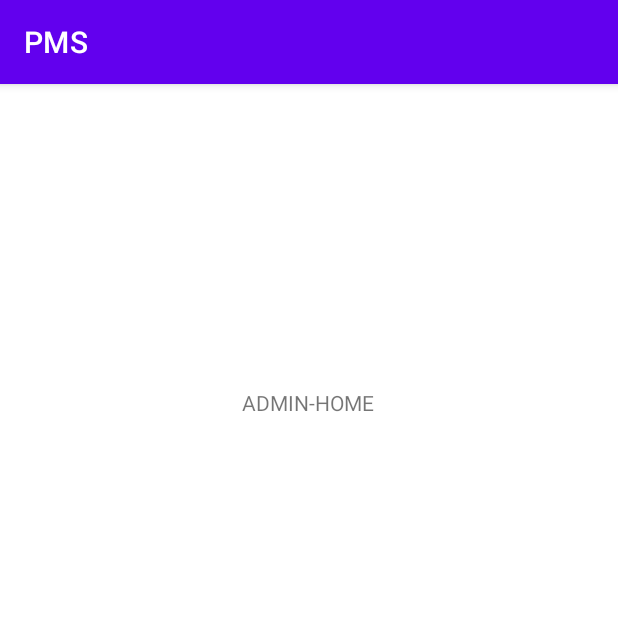
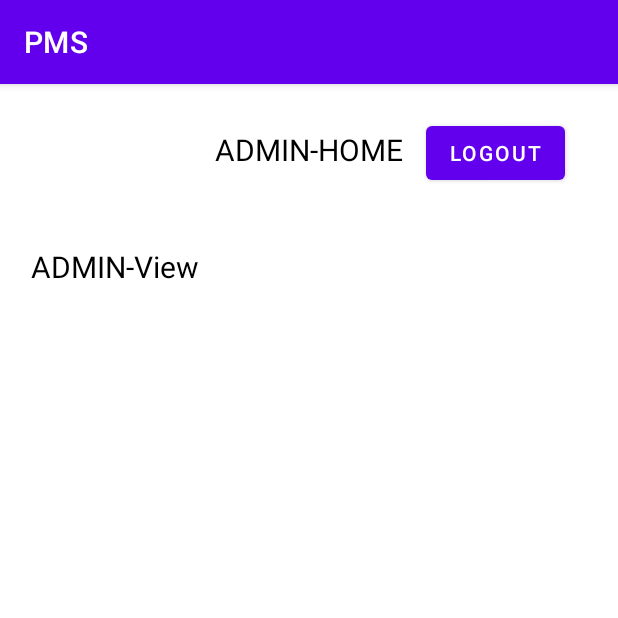
Before and after one commit to KanchanaSW/pharmacyV3-main, an Android app: the MainActivityAdmin screen opened directly, with no data from a screen before it, on a phone screen of 412 x 824 dp, the top half of it. Run offline under Robolectric (Android 15) with nearby library versions, the phone set to English and light mode, and no system bars.

Commit message:
admin & user homepages done

```diff
--- a/app/src/main/java/com/eea/pms/MainActivityAdmin.java
+++ b/app/src/main/java/com/eea/pms/MainActivityAdmin.java
@@ -2,13 +2,33 @@ package com.eea.pms;
 
 import androidx.appcompat.app.AppCompatActivity;
 
+import android.content.Intent;
 import android.os.Bundle;
+import android.view.View;
+import android.widget.Button;
+
+import com.eea.pms.Storage.SharedPreferenceManager;
 
 public class MainActivityAdmin extends AppCompatActivity {
 
+   Button btnLogout;
     @Override
     protected void onCreate(Bundle savedInstanceState) {
         super.onCreate(savedInstanceState);
         setContentView(R.layout.activity_main_admin);
+        btnLogout=findViewById(R.id.btnLogout);
+
+       btnLogout.setOnClickListener(new View.OnClickListener() {
+            @Override
+            public void onClick(View v) {
+                onLogout();
+            }
+        });
+
+    }
+    public void onLogout() {
+        SharedPreferenceManager.getSharedPreferenceInstance(this).clear();
+        startActivity(new Intent(getApplicationContext(), LoginActivity.class));
+        finish();
     }
 }
--- a/app/src/main/res/layout/activity_main_admin.xml
+++ b/app/src/main/res/layout/activity_main_admin.xml
@@ -1,6 +1,6 @@
 <?xml version="1.0" encoding="utf-8"?>
-<androidx.constraintlayout.widget.ConstraintLayout xmlns:android="http://schemas.android.com/apk/res/android"
-    xmlns:app="http://schemas.android.com/apk/res-auto"
+<RelativeLayout
+    xmlns:android="http://schemas.android.com/apk/res/android"
     xmlns:tools="http://schemas.android.com/tools"
     android:layout_width="match_parent"
     android:layout_height="match_parent"
@@ -11,10 +11,44 @@
         android:layout_width="wrap_content"
         android:layout_height="wrap_content"
         android:text="ADMIN-HOME"
-        app:layout_constraintBottom_toBottomOf="parent"
-        app:layout_constraintEnd_toEndOf="parent"
-        app:layout_constraintHorizontal_bias="0.498"
-        app:layout_constraintStart_toStartOf="parent"
-        app:layout_constraintTop_toTopOf="parent"
-        app:layout_constraintVertical_bias="0.271" />
-</androidx.constraintlayout.widget.ConstraintLayout>
+        android:textSize="20dp"
+        android:textColor="@color/black"
+        android:layout_centerHorizontal="true"
+        android:layout_marginTop="30dp"
+        />
+
+    <Button
+        android:id="@+id/btnLogout"
+        android:layout_width="wrap_content"
+        android:layout_height="wrap_content"
+        android:layout_toRightOf="@+id/textView8"
+        android:layout_marginTop="22dp"
+        android:layout_marginLeft="15dp"
+        android:text="Logout" />
+
+    <LinearLayout
+        android:layout_width="match_parent"
+        android:layout_height="wrap_content"
+        android:layout_below="@+id/textView8"
+        android:layout_gravity="center"
+        android:layout_marginStart="5dp"
+        android:layout_marginTop="5dp"
+        android:layout_marginEnd="5dp"
+        android:layout_marginBottom="5dp"
+        android:orientation="vertical"
+        android:padding="15dp">
+
+        <TextView
+            android:id="@+id/test"
+            android:layout_width="wrap_content"
+            android:layout_height="wrap_content"
+            android:text="ADMIN-View"
+            android:textSize="20dp"
+            android:textColor="@color/black"
+            android:layout_centerHorizontal="true"
+            android:layout_marginTop="30dp"
+            />
+
+    </LinearLayout>
+
+</RelativeLayout>
--- a/app/src/main/res/values/strings.xml
+++ b/app/src/main/res/values/strings.xml
@@ -5,10 +5,10 @@
     <string name="login">Login</string>
     <string name="create_new">Click here for register</string>
     <string name="not_register">Not Register?</string>
-    <string name="name">Name</string>
+    <string name="name">Username</string>
     <string name="phone_number">Phone Number</string>
     <string name="register">Register</string>
-    <string name="name_error">Please enter your name</string>
+    <string name="name_error">Please enter your Username</string>
     <string name="phone_error">Please enter your phone number</string>
     <string name="email_error">Please enter your email address</string>
     <string name="error_invalid_email">This email address is invalid</string>
```
Also changed, not shown: app/src/main/java/com/eea/pms/LoginActivity.java (+19 -3 lines), app/src/main/java/com/eea/pms/MainActivity.java (+19 -0 lines), app/src/main/res/layout/activity_login.xml (+74 -62 lines), app/src/main/res/layout/activity_main.xml (+13 -0 lines).
